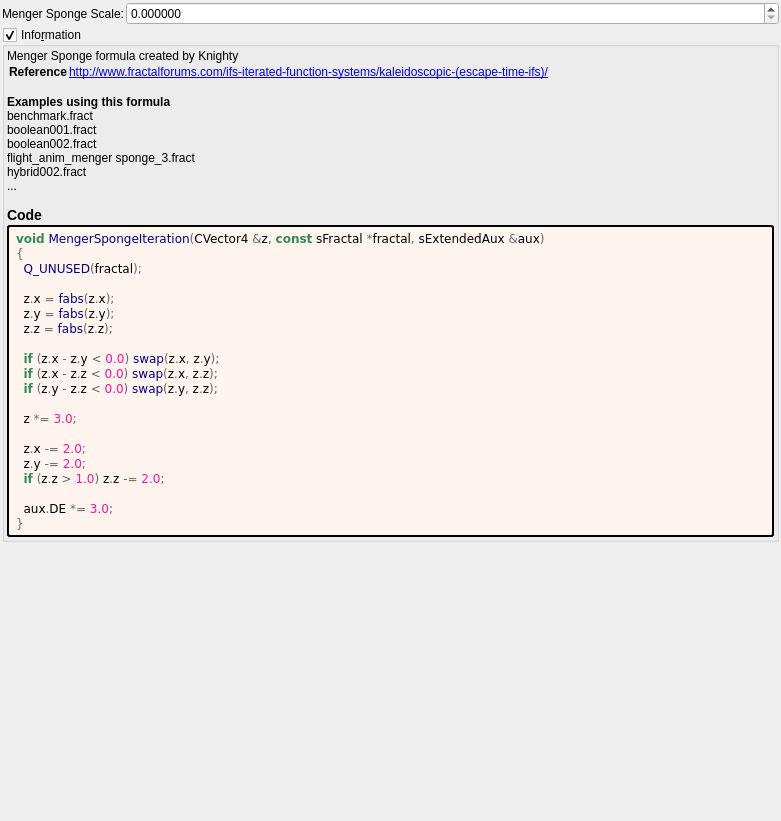
This is mandelbulber2/formula/ui/menger_sponge.ui in buddhi1980/mandelbulber2 as Qt 5 draws it before an edit. The edited form follows.
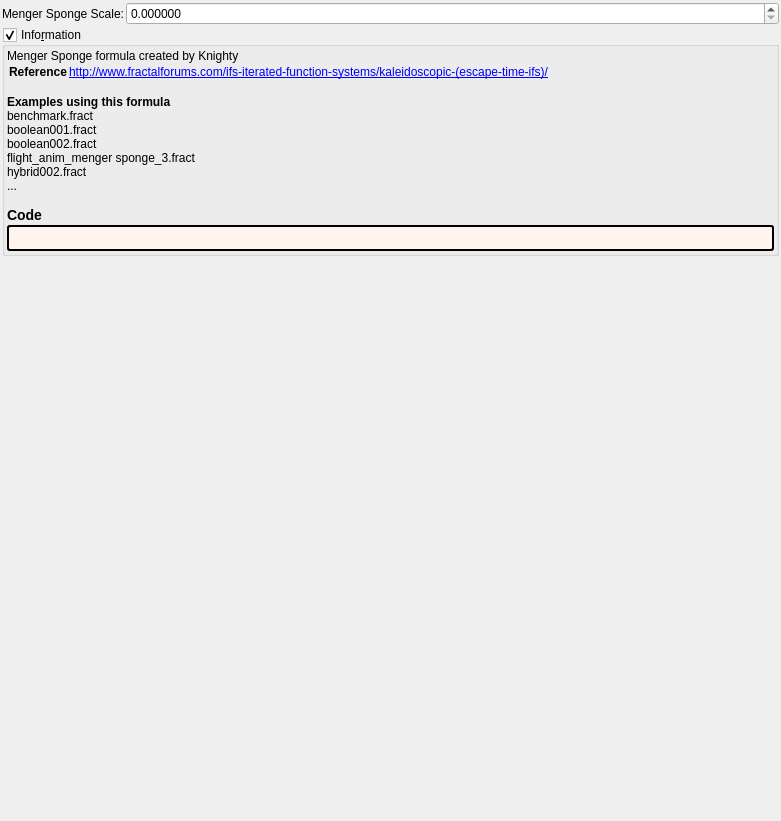
This is the edited form. Custom widgets are drawn as their Qt base class.

The edit to the form file:
```diff
--- a/mandelbulber2/formula/ui/menger_sponge.ui
+++ b/mandelbulber2/formula/ui/menger_sponge.ui
@@ -124,29 +124,7 @@
          <string notr="true">border-style: outset; border-width: 2px; border-radius: 3px; border-color: black; background-color: #fff5ee; padding: 4px;</string>
         </property>
         <property name="text">
-         <string notr="true">&lt;body style=&quot;background-color:#fff5ee&quot;&gt;
-&lt;pre style=&quot;color:#000000; background-color:#fff5ee;  font-family:'Courier New',monospace;&quot;&gt;&lt;span style=&quot;color:#2e8b57; font-weight:bold&quot;&gt;void&lt;/span&gt; &lt;span style=&quot;color:#00008f&quot;&gt;MengerSpongeIteration&lt;/span&gt;&lt;span style=&quot;color:#676767&quot;&gt;(&lt;/span&gt;CVector4 &lt;span style=&quot;color:#676767&quot;&gt;&amp;amp;&lt;/span&gt;z&lt;span style=&quot;color:#676767&quot;&gt;,&lt;/span&gt; &lt;span style=&quot;color:#2e8b57; font-weight:bold&quot;&gt;const&lt;/span&gt; sFractal &lt;span style=&quot;color:#676767&quot;&gt;*&lt;/span&gt;fractal&lt;span style=&quot;color:#676767&quot;&gt;,&lt;/span&gt; sExtendedAux &lt;span style=&quot;color:#676767&quot;&gt;&amp;amp;&lt;/span&gt;aux&lt;span style=&quot;color:#676767&quot;&gt;)&lt;/span&gt;
-&lt;span style=&quot;color:#676767&quot;&gt;{&lt;/span&gt;
-  &lt;span style=&quot;color:#00008f&quot;&gt;Q_UNUSED&lt;/span&gt;&lt;span style=&quot;color:#676767&quot;&gt;(&lt;/span&gt;fractal&lt;span style=&quot;color:#676767&quot;&gt;);&lt;/span&gt;
-
-  z&lt;span style=&quot;color:#676767&quot;&gt;.&lt;/span&gt;x &lt;span style=&quot;color:#676767&quot;&gt;=&lt;/span&gt; &lt;span style=&quot;color:#00008f&quot;&gt;fabs&lt;/span&gt;&lt;span style=&quot;color:#676767&quot;&gt;(&lt;/span&gt;z&lt;span style=&quot;color:#676767&quot;&gt;.&lt;/span&gt;x&lt;span style=&quot;color:#676767&quot;&gt;);&lt;/span&gt;
-  z&lt;span style=&quot;color:#676767&quot;&gt;.&lt;/span&gt;y &lt;span style=&quot;color:#676767&quot;&gt;=&lt;/span&gt; &lt;span style=&quot;color:#00008f&quot;&gt;fabs&lt;/span&gt;&lt;span style=&quot;color:#676767&quot;&gt;(&lt;/span&gt;z&lt;span style=&quot;color:#676767&quot;&gt;.&lt;/span&gt;y&lt;span style=&quot;color:#676767&quot;&gt;);&lt;/span&gt;
-  z&lt;span style=&quot;color:#676767&quot;&gt;.&lt;/span&gt;z &lt;span style=&quot;color:#676767&quot;&gt;=&lt;/span&gt; &lt;span style=&quot;color:#00008f&quot;&gt;fabs&lt;/span&gt;&lt;span style=&quot;color:#676767&quot;&gt;(&lt;/span&gt;z&lt;span style=&quot;color:#676767&quot;&gt;.&lt;/span&gt;z&lt;span style=&quot;color:#676767&quot;&gt;);&lt;/span&gt;
-
-  &lt;span style=&quot;color:#2e8b57; font-weight:bold&quot;&gt;if&lt;/span&gt; &lt;span style=&quot;color:#676767&quot;&gt;(&lt;/span&gt;z&lt;span style=&quot;color:#676767&quot;&gt;.&lt;/span&gt;x &lt;span style=&quot;color:#676767&quot;&gt;-&lt;/span&gt; z&lt;span style=&quot;color:#676767&quot;&gt;.&lt;/span&gt;y &lt;span style=&quot;color:#676767&quot;&gt;&amp;lt;&lt;/span&gt; &lt;span style=&quot;color:#ff1493&quot;&gt;0.0&lt;/span&gt;&lt;span style=&quot;color:#676767&quot;&gt;)&lt;/span&gt; &lt;span style=&quot;color:#00008f&quot;&gt;swap&lt;/span&gt;&lt;span style=&quot;color:#676767&quot;&gt;(&lt;/span&gt;z&lt;span style=&quot;color:#676767&quot;&gt;.&lt;/span&gt;x&lt;span style=&quot;color:#676767&quot;&gt;,&lt;/span&gt; z&lt;span style=&quot;color:#676767&quot;&gt;.&lt;/span&gt;y&lt;span style=&quot;color:#676767&quot;&gt;);&lt;/span&gt;
-  &lt;span style=&quot;color:#2e8b57; font-weight:bold&quot;&gt;if&lt;/span&gt; &lt;span style=&quot;color:#676767&quot;&gt;(&lt;/span&gt;z&lt;span style=&quot;color:#676767&quot;&gt;.&lt;/span&gt;x &lt;span style=&quot;color:#676767&quot;&gt;-&lt;/span&gt; z&lt;span style=&quot;color:#676767&quot;&gt;.&lt;/span&gt;z &lt;span style=&quot;color:#676767&quot;&gt;&amp;lt;&lt;/span&gt; &lt;span style=&quot;color:#ff1493&quot;&gt;0.0&lt;/span&gt;&lt;span style=&quot;color:#676767&quot;&gt;)&lt;/span&gt; &lt;span style=&quot;color:#00008f&quot;&gt;swap&lt;/span&gt;&lt;span style=&quot;color:#676767&quot;&gt;(&lt;/span&gt;z&lt;span style=&quot;color:#676767&quot;&gt;.&lt;/span&gt;x&lt;span style=&quot;color:#676767&quot;&gt;,&lt;/span&gt; z&lt;span style=&quot;color:#676767&quot;&gt;.&lt;/span&gt;z&lt;span style=&quot;color:#676767&quot;&gt;);&lt;/span&gt;
-  &lt;span style=&quot;color:#2e8b57; font-weight:bold&quot;&gt;if&lt;/span&gt; &lt;span style=&quot;color:#676767&quot;&gt;(&lt;/span&gt;z&lt;span style=&quot;color:#676767&quot;&gt;.&lt;/span&gt;y &lt;span style=&quot;color:#676767&quot;&gt;-&lt;/span&gt; z&lt;span style=&quot;color:#676767&quot;&gt;.&lt;/span&gt;z &lt;span style=&quot;color:#676767&quot;&gt;&amp;lt;&lt;/span&gt; &lt;span style=&quot;color:#ff1493&quot;&gt;0.0&lt;/span&gt;&lt;span style=&quot;color:#676767&quot;&gt;)&lt;/span&gt; &lt;span style=&quot;color:#00008f&quot;&gt;swap&lt;/span&gt;&lt;span style=&quot;color:#676767&quot;&gt;(&lt;/span&gt;z&lt;span style=&quot;color:#676767&quot;&gt;.&lt;/span&gt;y&lt;span style=&quot;color:#676767&quot;&gt;,&lt;/span&gt; z&lt;span style=&quot;color:#676767&quot;&gt;.&lt;/span&gt;z&lt;span style=&quot;color:#676767&quot;&gt;);&lt;/span&gt;
-
-  z &lt;span style=&quot;color:#676767&quot;&gt;*=&lt;/span&gt; &lt;span style=&quot;color:#ff1493&quot;&gt;3.0&lt;/span&gt;&lt;span style=&quot;color:#676767&quot;&gt;;&lt;/span&gt;
-
-  z&lt;span style=&quot;color:#676767&quot;&gt;.&lt;/span&gt;x &lt;span style=&quot;color:#676767&quot;&gt;-=&lt;/span&gt; &lt;span style=&quot;color:#ff1493&quot;&gt;2.0&lt;/span&gt;&lt;span style=&quot;color:#676767&quot;&gt;;&lt;/span&gt;
-  z&lt;span style=&quot;color:#676767&quot;&gt;.&lt;/span&gt;y &lt;span style=&quot;color:#676767&quot;&gt;-=&lt;/span&gt; &lt;span style=&quot;color:#ff1493&quot;&gt;2.0&lt;/span&gt;&lt;span style=&quot;color:#676767&quot;&gt;;&lt;/span&gt;
-  &lt;span style=&quot;color:#2e8b57; font-weight:bold&quot;&gt;if&lt;/span&gt; &lt;span style=&quot;color:#676767&quot;&gt;(&lt;/span&gt;z&lt;span style=&quot;color:#676767&quot;&gt;.&lt;/span&gt;z &lt;span style=&quot;color:#676767&quot;&gt;&amp;gt;&lt;/span&gt; &lt;span style=&quot;color:#ff1493&quot;&gt;1.0&lt;/span&gt;&lt;span style=&quot;color:#676767&quot;&gt;)&lt;/span&gt; z&lt;span style=&quot;color:#676767&quot;&gt;.&lt;/span&gt;z &lt;span style=&quot;color:#676767&quot;&gt;-=&lt;/span&gt; &lt;span style=&quot;color:#ff1493&quot;&gt;2.0&lt;/span&gt;&lt;span style=&quot;color:#676767&quot;&gt;;&lt;/span&gt;
-
-  aux&lt;span style=&quot;color:#676767&quot;&gt;.&lt;/span&gt;DE &lt;span style=&quot;color:#676767&quot;&gt;*=&lt;/span&gt; &lt;span style=&quot;color:#ff1493&quot;&gt;3.0&lt;/span&gt;&lt;span style=&quot;color:#676767&quot;&gt;;&lt;/span&gt;
-&lt;span style=&quot;color:#676767&quot;&gt;}&lt;/span&gt;
-&lt;/pre&gt;
-&lt;/body&gt;</string>
+         <string notr="true"></string>
         </property>
         <property name="wordWrap">
          <bool>true</bool>
```
Left out of the diff: 2 changed lines with no effect on the pictures.
